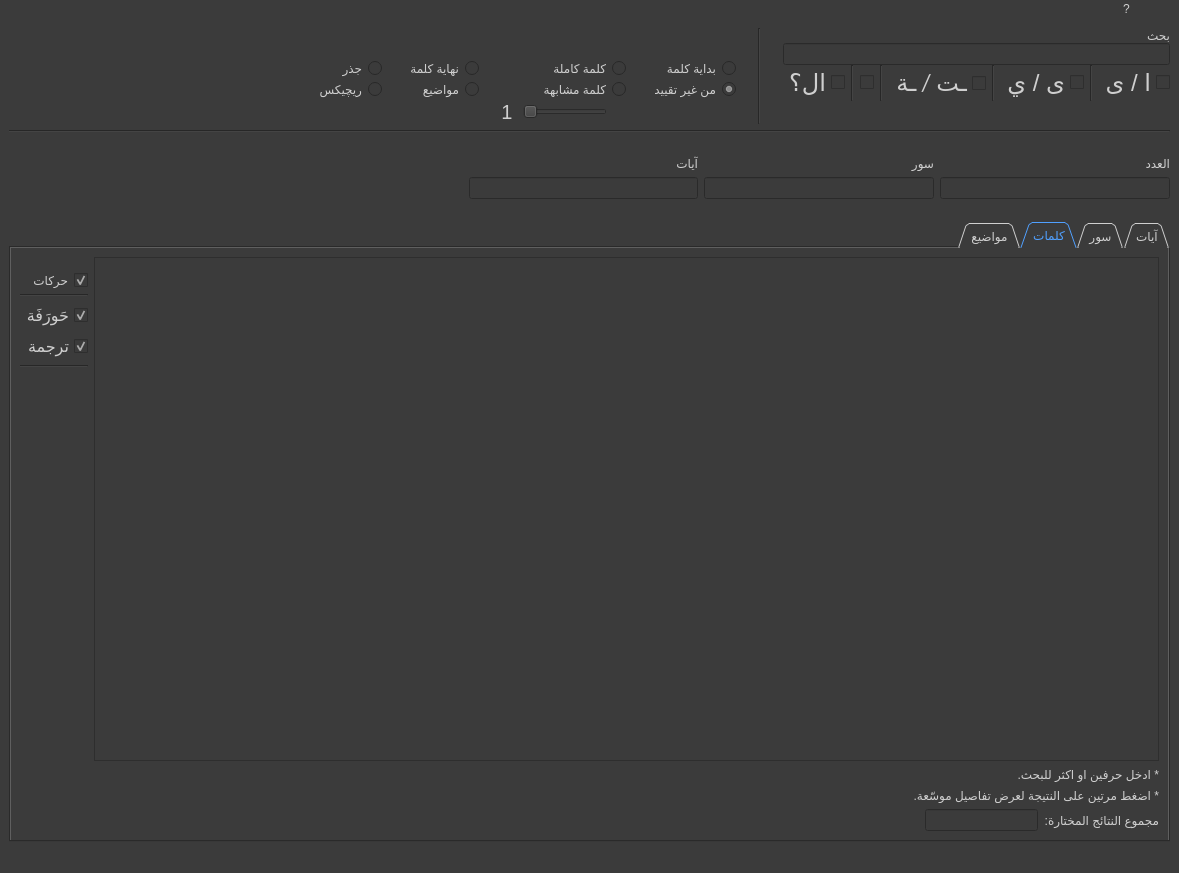
Qt form gui/main_window/main_screen.ui (masalha-alaa/quran-counter) before a commit.
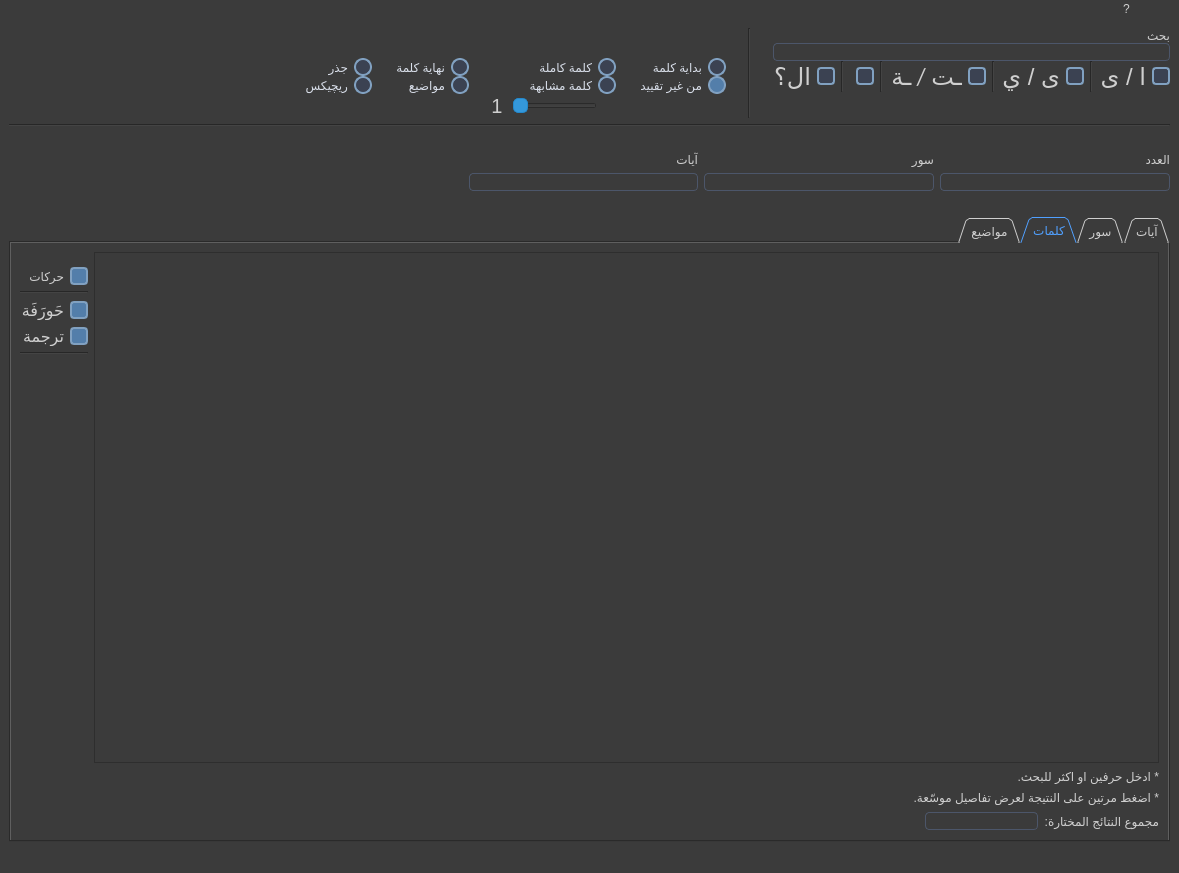
The same form after that commit. The open tabs and pages were chosen to show the change. Icons and pictures are not drawn. Custom widgets are drawn as their Qt base class.

```diff
--- a/gui/main_window/main_screen.ui
+++ b/gui/main_window/main_screen.ui
@@ -20,9 +20,104 @@
    <enum>Qt::RightToLeft</enum>
   </property>
   <property name="styleSheet">
-   <string notr="true">background-color: rgb(59, 59, 59);
-color: rgb(207, 207, 207);
-font: 400 20pt &quot;Calibri&quot;;</string>
+   <string notr="true">QWidget {
+    background-color: rgb(59, 59, 59);
+    color: rgb(207, 207, 207);
+    font: 400 20pt &quot;Calibri&quot;;
+}
+
+QMenuBar {
+    background: qlineargradient(
+        spread:pad, x1:0, y1:0, x2:1, y2:0,
+        stop:0 #4A90E2, stop:1 #D0021B
+    );
+}
+
+/* Checkbox styling */
+QCheckBox::indicator {
+    width: 14px;
+    height: 14px;
+    border: 2px solid #81A1C1;
+    border-radius: 4px;
+    background-color: #3B4252;
+}
+
+QCheckBox::indicator:checked {
+    background-color: #537EAA;
+}
+
+/* Radio button styling */
+QRadioButton {
+    color: #D8DEE9;
+}
+
+QRadioButton::indicator {
+    width: 14px;
+    height: 14px;
+    border: 2px solid #81A1C1;
+    border-radius: 9px;
+    background-color: #3B4252;
+}
+
+QRadioButton::indicator:checked {
+    background-color: #537EAA;
+}
+
+/* Button styling */
+QPushButton {
+    background-color: #81A1C1;
+    color: #2E3440;
+    border: none;
+    border-radius: 4px;
+    padding: 1px 1px;
+}
+
+QPushButton:hover {
+    background-color: #5E81AC;
+}
+
+QPushButton:pressed {
+    background-color: #6E90B5;
+}
+
+QPushButton:disabled {
+    background-color: #AAAABB;
+}
+
+/* Line edit styling */
+QLineEdit {
+    border: 1px solid #4C566A;
+    border-radius: 4px;
+}
+
+QLineEdit:focus {
+    border: 1px solid #81A1C1;
+}
+
+/* Slider */
+QSlider::handle:horizontal {
+    background: #3498DB;
+    border: 1px solid #2488CB;
+    border-radius: 5px;
+}
+
+QSlider::handle:horizontal:hover {
+    background: #44A8EB;
+    border: 1px solid #2488CB;
+    border-radius: 5px;
+}
+
+QSlider::handle:horizontal:pressed {
+    background: #3094D7;
+    border: 1px solid #2488CB;
+    border-radius: 5px;
+}
+
+QSlider::handle:horizontal:disabled {
+    background: #CCCCCC;
+    border: 1px solid #CCCCCC;
+    border-radius: 5px;
+}</string>
   </property>
   <widget class="QWidget" name="centralwidget">
    <layout class="QVBoxLayout" name="verticalLayout_2" stretch="1,1,1,8">
@@ -47,6 +142,9 @@
           <property name="toolTip">
            <string/>
           </property>
+          <property name="styleSheet">
+           <string notr="true"/>
+          </property>
           <property name="text">
            <string>بحث</string>
           </property>
@@ -380,6 +478,9 @@
             </property>
             <item>
              <widget class="QSlider" name="similarityThresholdSlider">
+              <property name="enabled">
+               <bool>true</bool>
+              </property>
               <property name="sizePolicy">
                <sizepolicy hsizetype="Minimum" vsizetype="Fixed">
                 <horstretch>0</horstretch>
@@ -1136,12 +1237,12 @@
 
 /*headers*/
 QHeaderView::section {
-        background-color: lightblue;
+        background-color: lightsteelblue;
         color: darkblue;
     }
 /*headers when corresponding cell is selected*/
 QHeaderView::section:checked {
-        background-color: lightblue;
+        background-color: lightsteelblue;
         border: 1px outset darkgray;
     }
 
@@ -1173,6 +1274,12 @@
             <property name="sortingEnabled">
              <bool>false</bool>
             </property>
+            <property name="rowCount">
+             <number>0</number>
+            </property>
+            <property name="columnCount">
+             <number>0</number>
+            </property>
             <attribute name="horizontalHeaderShowSortIndicator" stdset="0">
              <bool>false</bool>
             </attribute>
```
Left out of the diff: 8 changed lines with no effect on the pictures.
